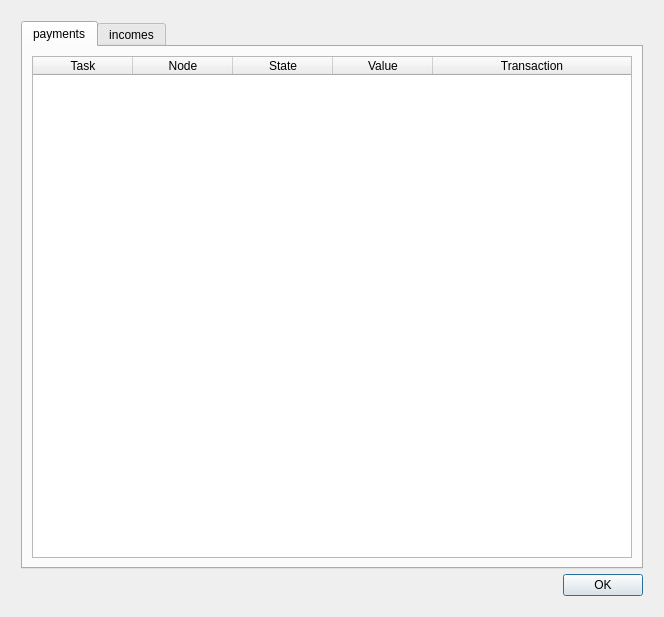
Before: the Qt Designer form gnr/ui/PaymentsDialog.ui in golemfactory/clay, drawn with Qt 5.
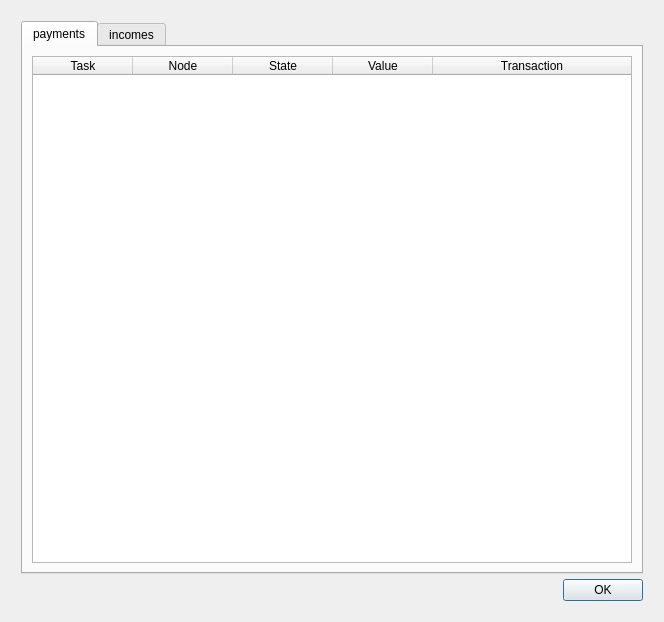
After: the same form once the commit is applied.

The edit to the form file:
```diff
--- a/gnr/ui/PaymentsDialog.ui
+++ b/gnr/ui/PaymentsDialog.ui
@@ -7,7 +7,7 @@
     <x>0</x>
     <y>0</y>
     <width>662</width>
-    <height>611</height>
+    <height>622</height>
    </rect>
   </property>
   <property name="sizePolicy">
```
Left out of the diff: 33 changed lines with no effect on the pictures.
